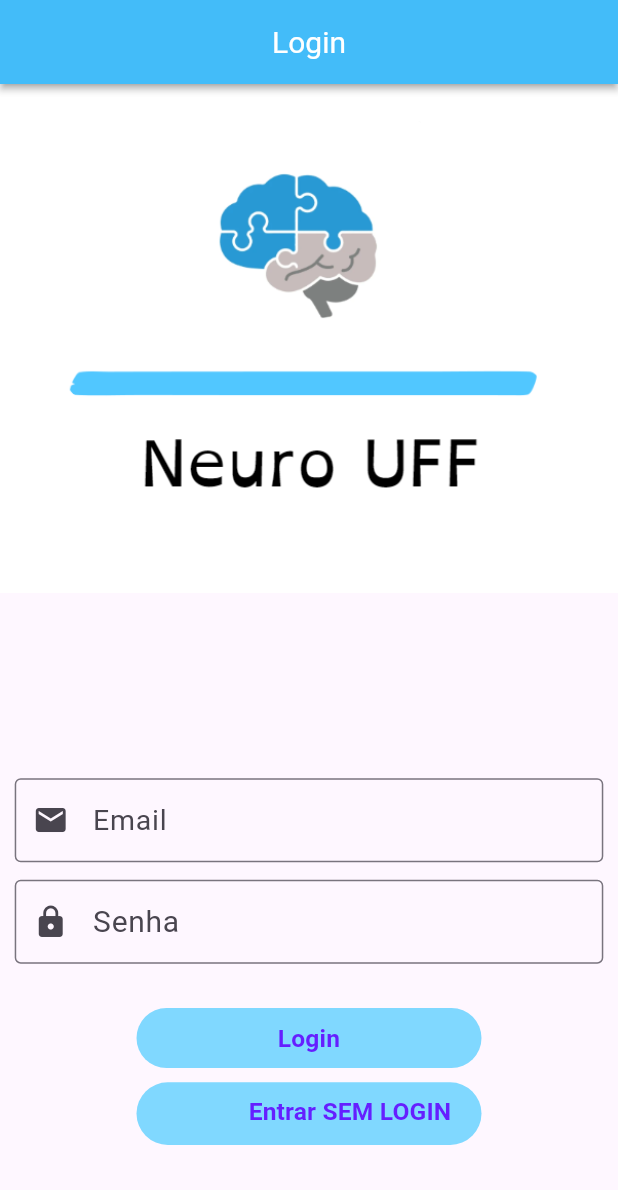
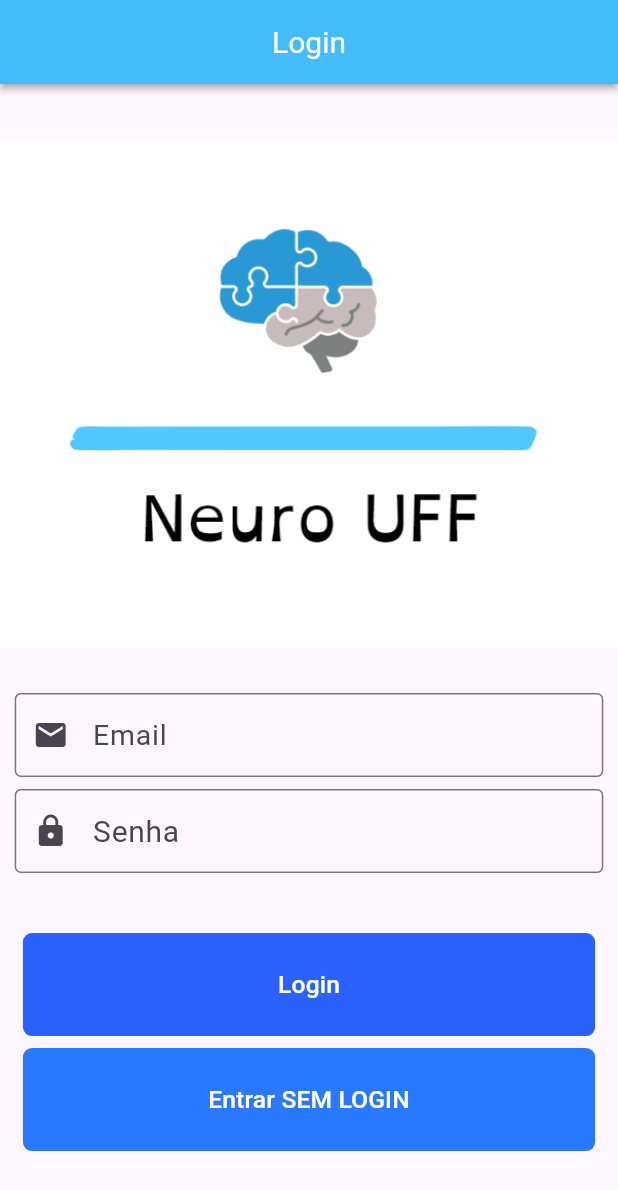
Before and after one commit to intsnow/neuro-uff, a Flutter app: the screen it shows after launch, on a phone screen of 412 x 824 dp. Shown: the top 1190 px of the screen. Run offline on Flutter 3.47's test engine with Material 3 defaults, Android fonts, the light colour scheme and no system bars; our stand-ins replace fluentui_system_icons, shared_preferences; Roboto replaces fonts that are missing (Calibri, Times News Roman, calibri).

Commit message:
Corrigindo pleonasmos: retirada de Widgets desnecessarios e padronizando/corrigindo posições de elementos visuais de Login

```diff
--- a/lib/pages/login_page.dart
+++ b/lib/pages/login_page.dart
@@ -47,30 +47,25 @@ class _LoginPageState extends State<LoginPage>{
 
       ),
 
-      body: Stack(
+      body: Center(
+          child: SingleChildScrollView(
+
+            child: Column(
+              mainAxisAlignment: MainAxisAlignment.center,
 
               children: [
 
                 Align(
-            alignment: Alignment(0,-1),
+                  alignment: Alignment.topCenter,//Alignment(0,-1),
 
                   child: Image.asset('lib/assets/images/neuroUff_logo.png'),
-
-
-
-
                 ),
 
-            Align(
-              alignment: Alignment.bottomCenter,
+                SizedBox(
+                  height: 30,
+                ),
 
-              child:Container(
-                alignment: Alignment.bottomCenter,
-
-                  child: Align(
-                    alignment: Alignment(0,0.3),
-
-                    child: SizedBox(
+                SizedBox(
                   width: screenWidth/1.05,
 
                   child: TextFormField(
@@ -89,21 +84,11 @@ class _LoginPageState extends State<LoginPage>{
 
                     ),
                   ),
-                    )
-                  )
-              )
                 ),
 
-          Align(
-              alignment: Alignment.bottomCenter,
+                SizedBox(height: 8),
 
-              child:Container(
-                  alignment: Alignment.bottomCenter,
-
-                  child: Align(
-                      alignment: Alignment(0,0.49),
-
-                      child: SizedBox(
+                SizedBox(
                   width: screenWidth/1.05,
 
                   child: TextFormField(
@@ -121,24 +106,26 @@ class _LoginPageState extends State<LoginPage>{
 
                     ),
                   ),
-                      )
-                  )
-              )
                 ),
 
-          Align(
-            alignment: Alignment(0,0.7),
+                SizedBox(height: 40),
+
+                SizedBox(
+                  width: screenWidth/1.08,
+                  height: screenHeight/12,
 
                   child: TextButton(
-              style: ButtonStyle(
-                backgroundColor: WidgetStatePropertyAll(Colors.lightBlueAccent.shade100),
-                overlayColor: WidgetStatePropertyAll(Colors.blueAccent.shade400),
-                foregroundColor: WidgetStatePropertyAll(Colors.deepPurpleAccent.shade400),
+                    style: TextButton.styleFrom(
+                      backgroundColor: Colors.blueAccent.shade700,
+                      overlayColor: Colors.blueAccent.shade400,
+                      foregroundColor: Colors.white,
+
+                      shape: RoundedRectangleBorder(
+                        borderRadius: BorderRadius.circular(6),
                       ),
 
-              child: SizedBox(
-                width: screenWidth/2,
-                height: screenWidth/18.7,
+                      //padding: EdgeInsets.all(screenWidth/100)
+                    ),
 
                     child: Text(
                       "Login",
@@ -147,10 +134,6 @@ class _LoginPageState extends State<LoginPage>{
                       style: TextStyle(
                         fontSize: 16.4,
                         fontFamily: 'Times News Roman',
-                    fontWeight: FontWeight.bold,
-
-                    //backgroundColor: Colors.lightBlueAccent.shade100,
-                  ),
                       ),
                     ),
 
@@ -162,41 +145,33 @@ class _LoginPageState extends State<LoginPage>{
                           )
                       );
                     },
-
-
+                  )
                 ),
 
+                SizedBox(height: 8),
+
+                SizedBox(
+                  width: screenWidth/1.08,
+                  height: screenHeight/12,
+
+                  child: TextButton(
+                    style: TextButton.styleFrom(
+                        backgroundColor: Colors.blueAccent.shade400,
+                        overlayColor: Colors.blueAccent.shade400,
+                        foregroundColor: Colors.white,
+
+                        shape: RoundedRectangleBorder(
+                            borderRadius: BorderRadius.circular(6)
+                        ),
                     ),
 
-          Align(
-            alignment: Alignment(0, 0.84),
-
-            child: TextButton(
-              style: ButtonStyle(
-                backgroundColor: WidgetStatePropertyAll(Colors.lightBlueAccent.shade100),
-                overlayColor: WidgetStatePropertyAll(Colors.blueAccent.shade400),
-                foregroundColor: WidgetStatePropertyAll(Colors.deepPurpleAccent.shade400),
-                //padding: WidgetStateProperty<EdgeInsetsGeometry>.new
-
-              ),
-
-              child: SizedBox(
-                width: screenWidth/2,
-                height: screenWidth/16,
-
                     child: Text(
-                  """
-               Entrar SEM LOGIN
-                 """,
-                  textAlign: TextAlign.start,
+                      "Entrar SEM LOGIN",
+                      textAlign: TextAlign.center,
 
                       style: TextStyle(
                         fontSize: 16.4,
                         fontFamily: 'Times News Roman',
-                    fontWeight: FontWeight.bold,
-
-                    //backgroundColor: Colors.lightBlueAccent.shade100,
-                  ),
                       ),
                     ),
 
@@ -208,31 +183,17 @@ class _LoginPageState extends State<LoginPage>{
                           )
                       );
                     },
+                  ),
+                ),
 
+                SizedBox(height: 20,)
+
+              ],
+            ),
 
           ),
-
-
         )
-
-
-
-
-        ],
-
-
-
-      ),
-
-
-
-
-
-
-
-
     );
-
 
   }
 
```
Lines whose indentation alone changed are shown as unchanged.
